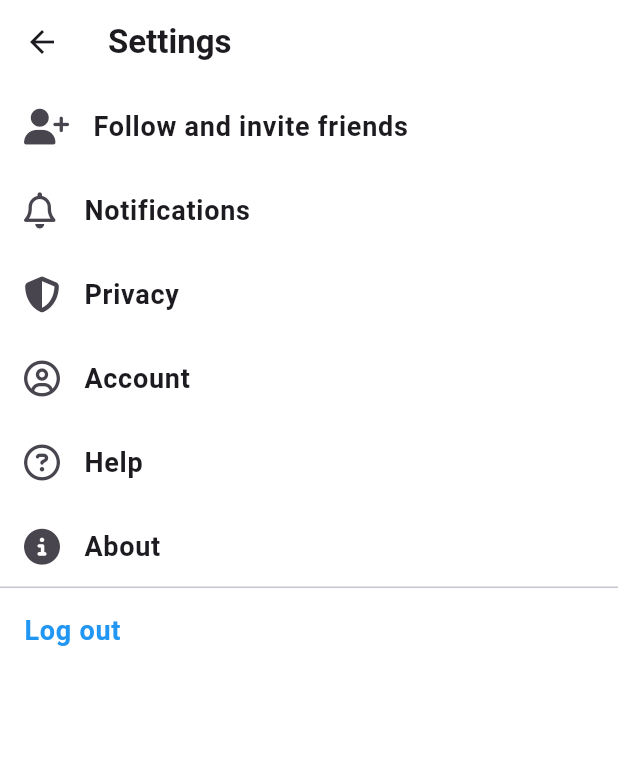
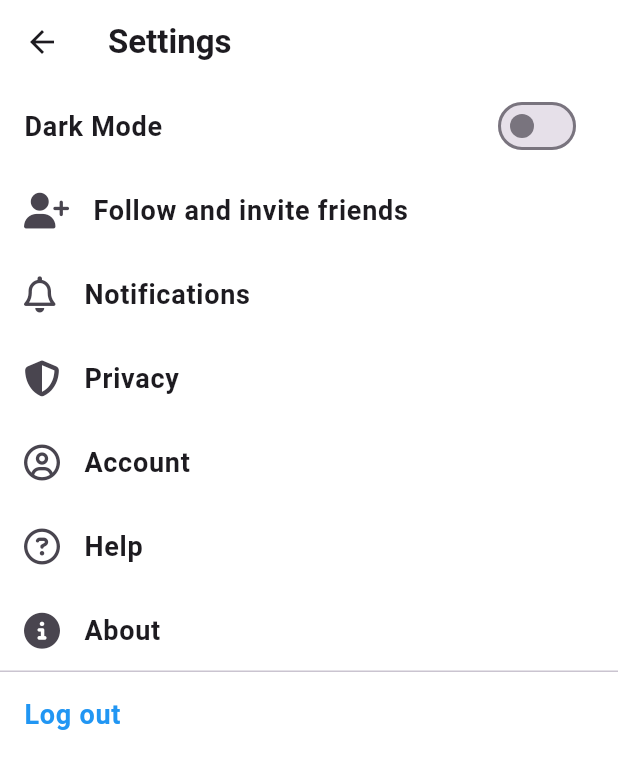
Before and after one commit to moztiq/nc-flutter-threads, a Flutter app: the SettingsScreen screen opened directly, on a phone screen of 412 x 824 dp. Shown: the top 769 px of the screen. Run offline on Flutter 3.47's test engine with Material 3 defaults, Android fonts, the light colour scheme and no system bars; our stand-ins replace camera, flutter_svg, font_awesome_flutter, go_router, image_picker, permission_handler and 1 more; accounts and stored records are empty; network calls fail.

Commit message:
darkmode settings

```diff
--- /dev/null
+++ b/lib/screens/models/dark_mode_config_model.dart
@@ -0,0 +1,7 @@
+class DarkModeConfigModel {
+  bool isDarkMode;
+
+  DarkModeConfigModel({
+    required this.isDarkMode,
+  });
+}
--- a/lib/screens/profile_screen.dart
+++ b/lib/screens/profile_screen.dart
@@ -278,7 +278,6 @@ class _ProfileScreenState extends State<ProfileScreen> {
             SliverPersistentHeader(
               delegate: PersistentTabBar(),
               pinned: true,
-              // pinned: true,
             ),
           ],
           body: TabBarView(
--- /dev/null
+++ b/lib/screens/repos/dark_mode_config_repo.dart
@@ -0,0 +1,16 @@
+import 'package:shared_preferences/shared_preferences.dart';
+
+class DarkModeConfigRepository {
+  static const String darkMode = 'darkMode';
+  SharedPreferences _preferences;
+
+  DarkModeConfigRepository(this._preferences);
+
+  bool isDarkMode() {
+    return _preferences.getBool(darkMode) ?? false;
+  }
+
+  Future<void> setDarkMode(bool value) async {
+    await _preferences.setBool(darkMode, value);
+  }
+}
--- a/lib/screens/settings_screen.dart
+++ b/lib/screens/settings_screen.dart
@@ -4,7 +4,9 @@ import 'package:font_awesome_flutter/font_awesome_flutter.dart';
 import 'package:go_router/go_router.dart';
 import 'package:nc_flutter_threads/constants/sizes.dart';
 import 'package:nc_flutter_threads/screens/privacy_screen.dart';
+import 'package:nc_flutter_threads/screens/view_models/dark_mode_config_vm.dart';
 import 'package:nc_flutter_threads/utils.dart';
+import 'package:provider/provider.dart';
 
 class SettingsScreen extends StatelessWidget {
   static const String routeName = "settings";
@@ -15,6 +17,7 @@ class SettingsScreen extends StatelessWidget {
   @override
   Widget build(BuildContext context) {
     return Scaffold(
+      backgroundColor: isDarkMode(context) ? Colors.black : Colors.white,
       appBar: AppBar(
         backgroundColor: isDarkMode(context) ? Colors.black : Colors.white,
         elevation: 0,
@@ -27,6 +30,18 @@ class SettingsScreen extends StatelessWidget {
       ),
       body: ListView(
         children: [
+          SwitchListTile.adaptive(
+            title: Text(
+              'Dark Mode',
+              style: TextStyle(
+                fontSize: Sizes.size18,
+                fontWeight: FontWeight.w600,
+              ),
+            ),
+            value: context.watch<DarkModeConfigViewModel>().isDarkMode,
+            onChanged: (value) =>
+                context.read<DarkModeConfigViewModel>().setDarkMode(value),
+          ),
           const ListTile(
             leading: FaIcon(
               FontAwesomeIcons.userPlus,
--- /dev/null
+++ b/lib/screens/view_models/dark_mode_config_vm.dart
@@ -0,0 +1,20 @@
+import 'package:flutter/material.dart';
+import 'package:nc_flutter_threads/screens/models/dark_mode_config_model.dart';
+import 'package:nc_flutter_threads/screens/repos/dark_mode_config_repo.dart';
+
+class DarkModeConfigViewModel extends ChangeNotifier {
+  final DarkModeConfigRepository _repository;
+  late final DarkModeConfigModel _model = DarkModeConfigModel(
+    isDarkMode: _repository.isDarkMode(),
+  );
+
+  DarkModeConfigViewModel(this._repository);
+
+  bool get isDarkMode => _model.isDarkMode;
+
+  void setDarkMode(bool value) {
+    _repository.setDarkMode(value);
+    _model.isDarkMode = value;
+    notifyListeners();
+  }
+}
--- a/lib/utils.dart
+++ b/lib/utils.dart
@@ -1,4 +1,6 @@
 import 'package:flutter/material.dart';
+import 'package:nc_flutter_threads/screens/view_models/dark_mode_config_vm.dart';
+import 'package:provider/provider.dart';
 
 bool isDarkMode(BuildContext context) =>
-    MediaQuery.of(context).platformBrightness == Brightness.dark;
+    context.read<DarkModeConfigViewModel>().isDarkMode;
--- a/pubspec.yaml
+++ b/pubspec.yaml
@@ -41,6 +41,8 @@ dependencies:
   permission_handler: ^10.2.0
   image_picker: 0.8.6+1
   go_router: 6.0.2
+  shared_preferences: ^2.2.2
+  provider: 6.0.5
 
 dev_dependencies:
   flutter_test:
```
Also changed, not shown: lib/main.dart (+25 -3 lines), pubspec.lock, 2 other files.
